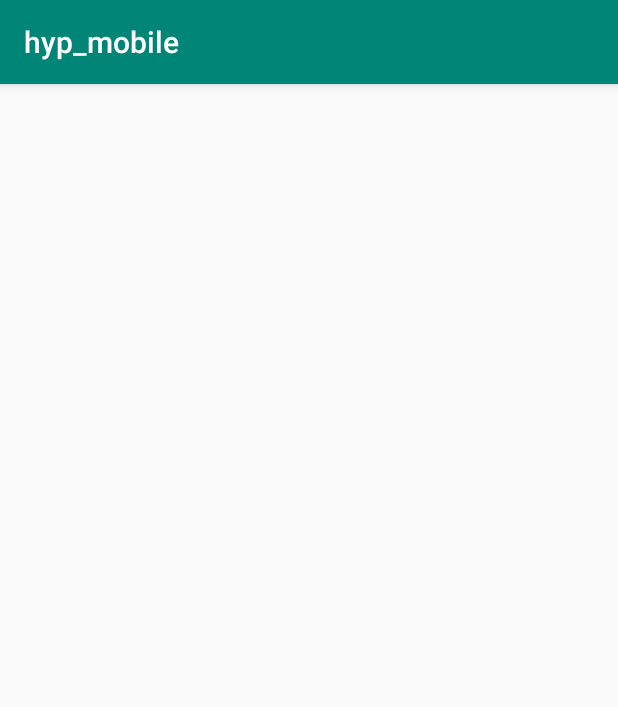
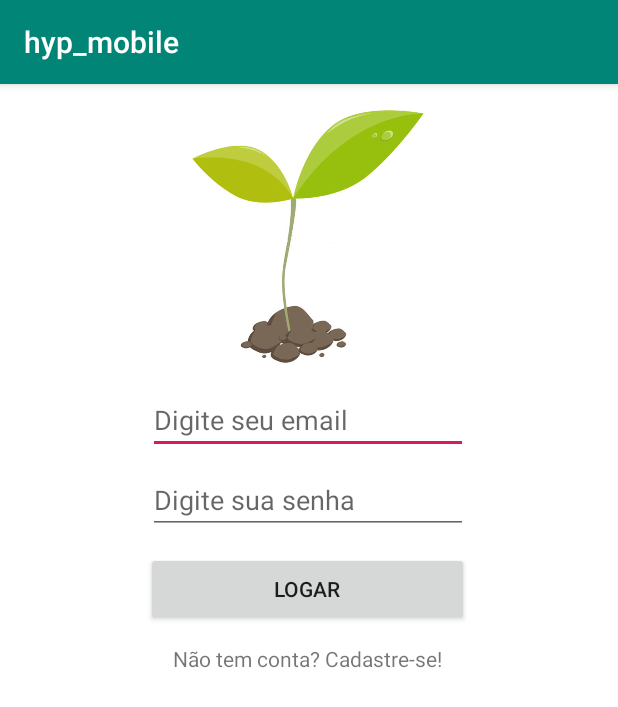
Before and after one commit to FabioAguiar/hyp_mobile, an Android app: the screen it shows after launch (MainActivity before the commit, LoginActivity after it), on a phone screen of 412 x 824 dp. Shown: the top 707 px of the screen. Run offline under Robolectric (Android 15) with nearby library versions, the light colour scheme and no system bars.

Commit message:
Layout do login

```diff
--- a/app/src/main/AndroidManifest.xml
+++ b/app/src/main/AndroidManifest.xml
@@ -9,13 +9,14 @@
         android:roundIcon="@mipmap/ic_launcher_round"
         android:supportsRtl="true"
         android:theme="@style/AppTheme">
-        <activity android:name=".MainActivity">
+        <activity android:name=".LoginActivity">
             <intent-filter>
                 <action android:name="android.intent.action.MAIN" />
 
                 <category android:name="android.intent.category.LAUNCHER" />
             </intent-filter>
         </activity>
+        <activity android:name=".MainActivity"></activity>
     </application>
 
 </manifest>
--- /dev/null
+++ b/app/src/main/java/hyp/mobile/com/br/LoginActivity.java
@@ -0,0 +1,13 @@
+package hyp.mobile.com.br;
+
+import android.support.v7.app.AppCompatActivity;
+import android.os.Bundle;
+
+public class LoginActivity extends AppCompatActivity {
+
+    @Override
+    protected void onCreate(Bundle savedInstanceState) {
+        super.onCreate(savedInstanceState);
+        setContentView(R.layout.activity_login);
+    }
+}
--- /dev/null
+++ b/app/src/main/res/layout/activity_login.xml
@@ -0,0 +1,70 @@
+<?xml version="1.0" encoding="utf-8"?>
+<android.support.constraint.ConstraintLayout xmlns:android="http://schemas.android.com/apk/res/android"
+    xmlns:app="http://schemas.android.com/apk/res-auto"
+    xmlns:tools="http://schemas.android.com/tools"
+    android:layout_width="match_parent"
+    android:layout_height="match_parent"
+    android:background="@color/background_login"
+    tools:context=".LoginActivity">
+
+    <ImageView
+        android:id="@+id/imageView"
+        android:layout_width="175dp"
+        android:layout_height="173dp"
+        android:layout_marginTop="16dp"
+        android:contentDescription="@string/descricao_imagem_login"
+        app:layout_constraintEnd_toEndOf="parent"
+        app:layout_constraintStart_toStartOf="parent"
+        app:layout_constraintTop_toTopOf="parent"
+        app:srcCompat="@drawable/login" />
+
+    <EditText
+        android:id="@+id/loginEmailId"
+        android:layout_width="wrap_content"
+        android:layout_height="wrap_content"
+        android:layout_marginTop="12dp"
+        android:autofillHints=""
+        android:ems="10"
+        android:hint="@string/login_email_hint"
+        android:inputType="textPersonName"
+        app:layout_constraintEnd_toEndOf="parent"
+        app:layout_constraintHorizontal_bias="0.497"
+        app:layout_constraintStart_toStartOf="parent"
+        app:layout_constraintTop_toBottomOf="@+id/imageView" />
+
+    <EditText
+        android:id="@+id/loginPasswdId"
+        android:layout_width="wrap_content"
+        android:layout_height="wrap_content"
+        android:layout_marginTop="8dp"
+        android:autofillHints=""
+        android:ems="10"
+        android:hint="@string/login_passwd_hint"
+        android:inputType="textPassword"
+        app:layout_constraintEnd_toEndOf="parent"
+        app:layout_constraintHorizontal_bias="0.497"
+        app:layout_constraintStart_toStartOf="parent"
+        app:layout_constraintTop_toBottomOf="@+id/loginEmailId" />
+
+    <Button
+        android:id="@+id/loginBotaoId"
+        android:layout_width="215dp"
+        android:layout_height="49dp"
+        android:layout_marginTop="12dp"
+        android:text="lOGAR"
+        app:layout_constraintEnd_toEndOf="parent"
+        app:layout_constraintHorizontal_bias="0.494"
+        app:layout_constraintStart_toStartOf="parent"
+        app:layout_constraintTop_toBottomOf="@+id/loginPasswdId" />
+
+    <TextView
+        android:id="@+id/redirecionaCadastroId"
+        android:layout_width="wrap_content"
+        android:layout_height="wrap_content"
+        android:layout_marginTop="12dp"
+        android:text="@string/redirect_cadastro"
+        app:layout_constraintEnd_toEndOf="parent"
+        app:layout_constraintHorizontal_bias="0.497"
+        app:layout_constraintStart_toStartOf="parent"
+        app:layout_constraintTop_toBottomOf="@+id/loginBotaoId" />
+</android.support.constraint.ConstraintLayout>
--- a/app/src/main/res/values/colors.xml
+++ b/app/src/main/res/values/colors.xml
@@ -3,4 +3,6 @@
     <color name="colorPrimary">#008577</color>
     <color name="colorPrimaryDark">#00574B</color>
     <color name="colorAccent">#D81B60</color>
+    <color name="login_background">#00FFFFFF</color>
+    <color name="background_login">#FFFFFF</color>
 </resources>
--- a/app/src/main/res/values/strings.xml
+++ b/app/src/main/res/values/strings.xml
@@ -1,3 +1,7 @@
 <resources>
     <string name="app_name">hyp_mobile</string>
+    <string name="login_email_hint">Digite seu email</string>
+    <string name="login_passwd_hint">Digite sua senha</string>
+    <string name="redirect_cadastro">Não tem conta? Cadastre-se!</string>
+    <string name="descricao_imagem_login">Imagem de um broto</string>
 </resources>
```
Also changed, not shown: app/build.gradle (line endings or trailing spaces), app/src/main/res/drawable/login.png (added).
